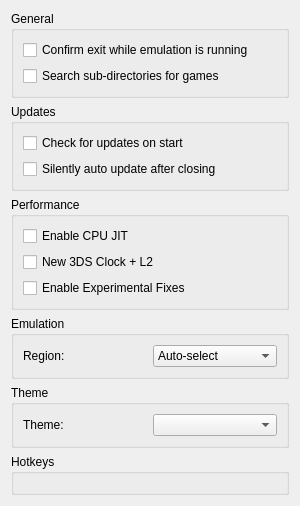
grimtnt/citra, file src/citra_qt/configuration/configure_general.ui: the form before one commit.
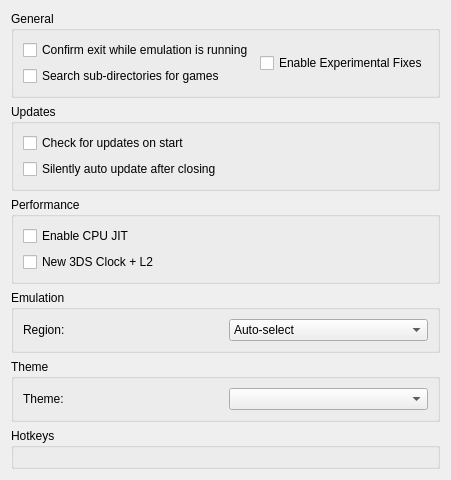
The form after the commit. Custom widgets are drawn as their Qt base class.

Commit message: ToolTip & Move

Diff of the .ui file:
```diff
--- a/src/citra_qt/configuration/configure_general.ui
+++ b/src/citra_qt/configuration/configure_general.ui
@@ -40,6 +40,16 @@
           </item>
          </layout>
         </item>
+          <item>
+           <widget class="QCheckBox" name="toggle_fixes">
+            <property name="toolTip">
+             <string>Restart Citra</string>
+            </property>
+            <property name="text">
+             <string>Enable Experimental Fixes</string>
+            </property>
+           </widget>
+          </item>
        </layout>
       </widget>
      </item>
@@ -92,13 +102,6 @@
             </property>
            </widget>
           </item>
-          <item>
-           <widget class="QCheckBox" name="toggle_fixes">
-            <property name="text">
-             <string>Enable Experimental Fixes</string>
-            </property>
-           </widget>
-          </item>
          </layout>
         </item>
        </layout>
```
